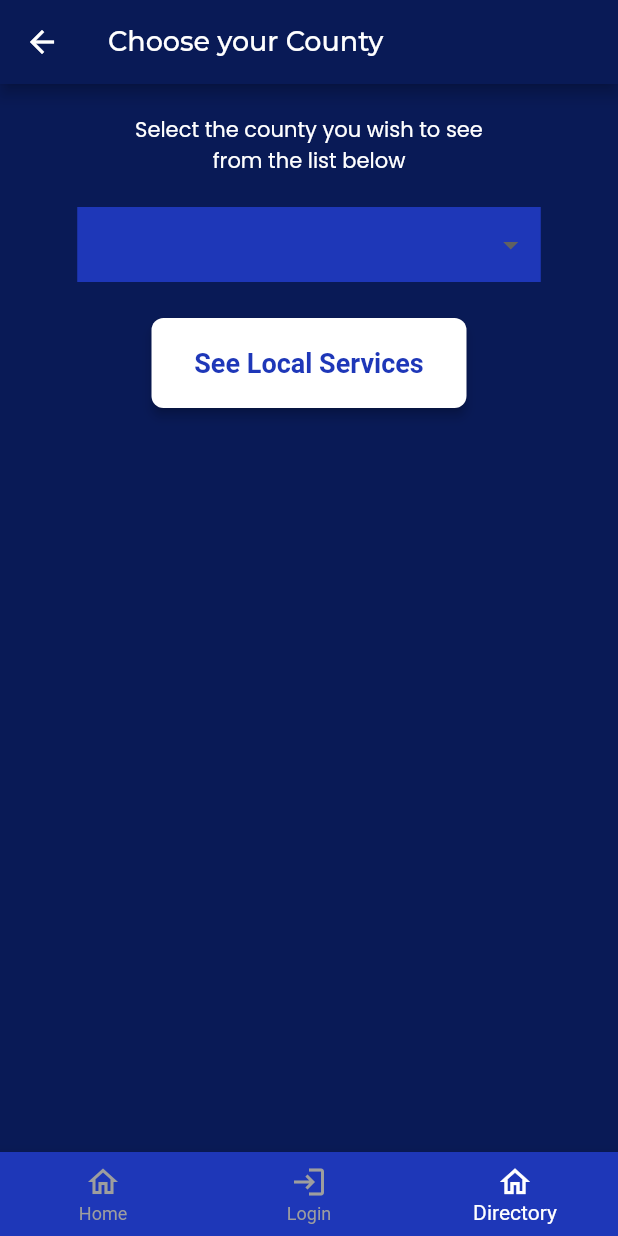
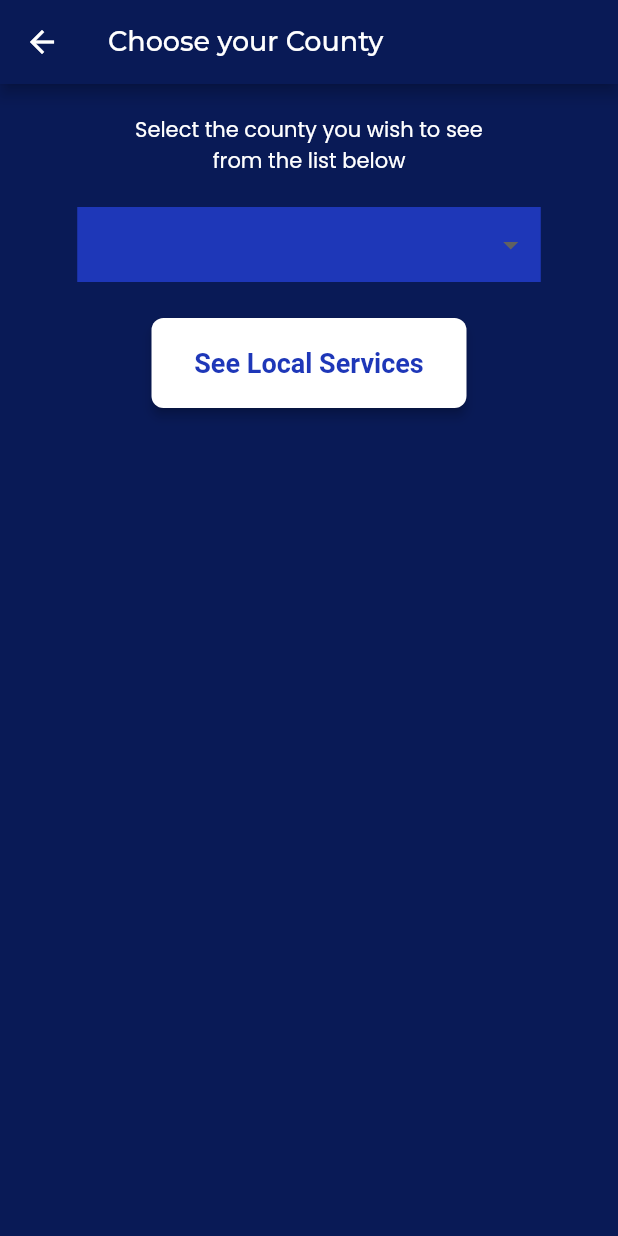
Before and after one commit to brian10201981/firstlinkv2, a Flutter app: the screen it shows after launch, after a tap on "Directory", on a phone screen of 412 x 824 dp. Run offline on Flutter 3.47's test engine with Material 2 defaults, Android fonts, the phone set to English and light mode, and no system bars; drawn by our look-alikes of auto_size_text; our stand-ins replace built_collection, built_value, cloud_firestore, firebase_auth, firebase_core, firebase_storage and 10 more; missing offline and left inert: mime_type; accounts and stored records are empty; generated files the repository leaves out were written again; network calls fail; Roboto replaces fonts that are missing (Lexend Deca).

Commit message:
Updating to latest FlutterFlow output.

```diff
--- a/lib/home_page/home_page_widget.dart
+++ b/lib/home_page/home_page_widget.dart
@@ -1,7 +1,8 @@
 import '../flutter_flow/flutter_flow_theme.dart';
 import '../flutter_flow/flutter_flow_util.dart';
 import '../flutter_flow/flutter_flow_widgets.dart';
-import '../main.dart';
+import '../login_page/login_page_widget.dart';
+import '../services_county_page/services_county_page_widget.dart';
 import 'package:flutter/material.dart';
 import 'package:google_fonts/google_fonts.dart';
 
@@ -66,8 +67,8 @@ class _HomePageWidgetState extends State<HomePageWidget> {
                                 await Navigator.push(
                                   context,
                                   MaterialPageRoute(
-                                    builder: (context) => NavBarPage(
-                                        initialPage: 'ServicesCountyPage'),
+                                    builder: (context) =>
+                                        ServicesCountyPageWidget(),
                                   ),
                                 );
                               } finally {
@@ -158,8 +159,7 @@ class _HomePageWidgetState extends State<HomePageWidget> {
                                 await Navigator.push(
                                   context,
                                   MaterialPageRoute(
-                                    builder: (context) =>
-                                        NavBarPage(initialPage: 'LoginPage'),
+                                    builder: (context) => LoginPageWidget(),
                                   ),
                                 );
                               } finally {
--- a/lib/main.dart
+++ b/lib/main.dart
@@ -7,10 +7,7 @@ import 'auth/auth_util.dart';
 
 import '../flutter_flow/flutter_flow_theme.dart';
 import 'package:first_link_v2/home_page/home_page_widget.dart';
-import 'flutter_flow/flutter_flow_theme.dart';
-import 'home_page/home_page_widget.dart';
-import 'login_page/login_page_widget.dart';
-import 'services_county_page/services_county_page_widget.dart';
+import 'package:first_link_v2/main_profile_page/main_profile_page_widget.dart';
 
 void main() async {
   WidgetsFlutterBinding.ensureInitialized();
@@ -68,76 +65,8 @@ class _MyAppState extends State<MyApp> {
               ),
             )
           : currentUser.loggedIn
-              ? NavBarPage()
+              ? MainProfilePageWidget()
               : HomePageWidget(),
     );
   }
 }
-
-class NavBarPage extends StatefulWidget {
-  NavBarPage({Key key, this.initialPage}) : super(key: key);
-
-  final String initialPage;
-
-  @override
-  _NavBarPageState createState() => _NavBarPageState();
-}
-
-/// This is the private State class that goes with NavBarPage.
-class _NavBarPageState extends State<NavBarPage> {
-  String _currentPage = 'mainProfilePage';
-
-  @override
-  void initState() {
-    super.initState();
-    _currentPage = widget.initialPage ?? _currentPage;
-  }
-
-  @override
-  Widget build(BuildContext context) {
-    final tabs = {
-      'HomePage': HomePageWidget(),
-      'LoginPage': LoginPageWidget(),
-      'ServicesCountyPage': ServicesCountyPageWidget(),
-    };
-    return Scaffold(
-      body: tabs[_currentPage],
-      bottomNavigationBar: BottomNavigationBar(
-        items: const <BottomNavigationBarItem>[
-          BottomNavigationBarItem(
-            icon: Icon(
-              Icons.home_outlined,
-              size: 24,
-            ),
-            label: 'Home',
-            tooltip: '',
-          ),
-          BottomNavigationBarItem(
-            icon: Icon(
-              Icons.login,
-              size: 24,
-            ),
-            label: 'Login',
-            tooltip: '',
-          ),
-          BottomNavigationBarItem(
-            icon: Icon(
-              Icons.home_outlined,
-              size: 24,
-            ),
-            label: 'Directory',
-            tooltip: '',
-          )
-        ],
-        backgroundColor: Color(0xFF1E37B8),
-        currentIndex: tabs.keys.toList().indexOf(_currentPage),
-        selectedItemColor: Colors.white,
-        unselectedItemColor: Color(0xFF9E9E9E),
-        onTap: (i) => setState(() => _currentPage = tabs.keys.toList()[i]),
-        showSelectedLabels: true,
-        showUnselectedLabels: true,
-        type: BottomNavigationBarType.fixed,
-      ),
-    );
-  }
-}
```
